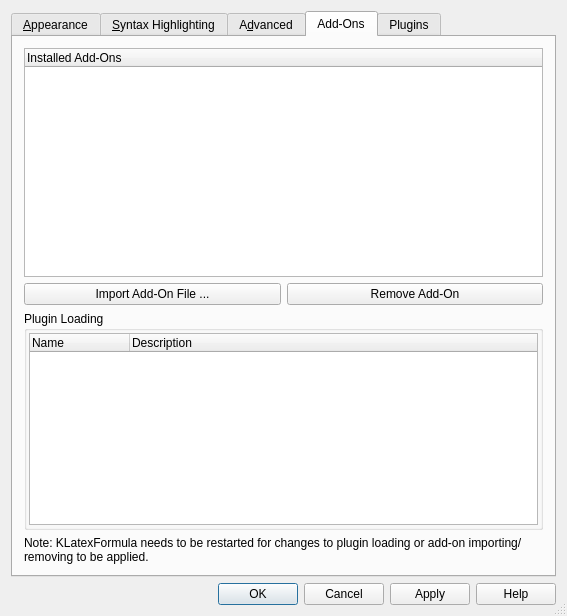
CryFeiFei/klatexformula, file src/klfsettingsui.ui: the form before one commit.
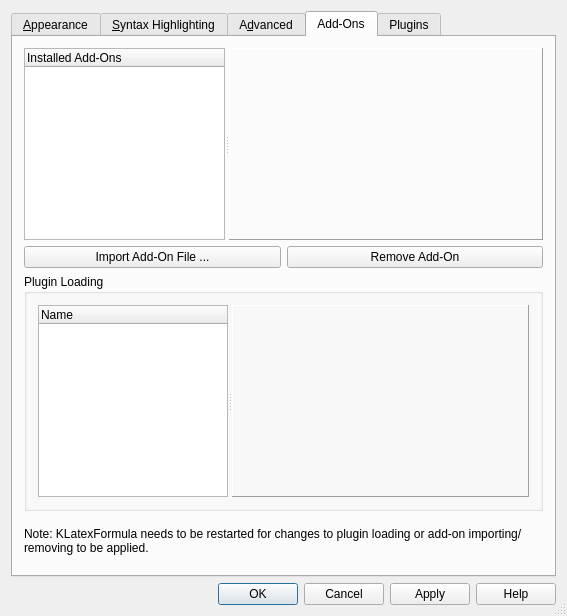
The form after the commit. The open tabs and pages were chosen to show the change. Icons and pictures are not drawn. Custom widgets are drawn as their Qt base class.

Commit message: Again Major changes. Add-ons now have rccinfo/info.xml files that describe their title, description and author. Plugins have a more general "QVariant pluginInfo(PluginInfo which) const" to get a plugin info field and to facilitate generalizations and extensions... ; better system tray implementation.

```diff
--- a/src/klfsettingsui.ui
+++ b/src/klfsettingsui.ui
@@ -1197,44 +1197,114 @@
       <attribute name="title">
        <string>Add-Ons</string>
       </attribute>
-      <layout class="QGridLayout" name="lyt_tabAddOns">
-       <item row="0" column="0" colspan="2">
-        <widget class="QTreeWidget" name="treeWidget">
+      <layout class="QGridLayout" name="gridLayout_6">
+       <item row="0" column="0">
+        <widget class="QSplitter" name="splitterAddOns">
+         <property name="orientation">
+          <enum>Qt::Horizontal</enum>
+         </property>
+         <widget class="QTreeWidget" name="lstAddOns">
+          <property name="sizePolicy">
+           <sizepolicy hsizetype="Preferred" vsizetype="Expanding">
+            <horstretch>1</horstretch>
+            <verstretch>0</verstretch>
+           </sizepolicy>
+          </property>
+          <property name="indentation">
+           <number>0</number>
+          </property>
          <column>
           <property name="text">
            <string>Installed Add-Ons</string>
           </property>
          </column>
         </widget>
+         <widget class="QLabel" name="lblAddOnInfo">
+          <property name="sizePolicy">
+           <sizepolicy hsizetype="Preferred" vsizetype="Preferred">
+            <horstretch>2</horstretch>
+            <verstretch>0</verstretch>
+           </sizepolicy>
+          </property>
+          <property name="minimumSize">
+           <size>
+            <width>200</width>
+            <height>0</height>
+           </size>
+          </property>
+          <property name="frameShape">
+           <enum>QFrame::Panel</enum>
+          </property>
+          <property name="frameShadow">
+           <enum>QFrame::Raised</enum>
+          </property>
+          <property name="text">
+           <string/>
+          </property>
+          <property name="alignment">
+           <set>Qt::AlignLeading|Qt::AlignLeft|Qt::AlignTop</set>
+          </property>
+          <property name="wordWrap">
+           <bool>true</bool>
+          </property>
+         </widget>
+        </widget>
        </item>
        <item row="1" column="0">
-        <widget class="QPushButton" name="btnImportExtensionFile">
+        <layout class="QHBoxLayout" name="lytAddOnActions">
+         <item>
+          <widget class="QPushButton" name="btnImportAddOn">
+           <property name="sizePolicy">
+            <sizepolicy hsizetype="Minimum" vsizetype="Fixed">
+             <horstretch>1</horstretch>
+             <verstretch>0</verstretch>
+            </sizepolicy>
+           </property>
          <property name="text">
           <string>Import Add-On File ...</string>
          </property>
         </widget>
        </item>
-       <item row="1" column="1">
-        <widget class="QPushButton" name="btnImportExtensionFile_2">
+         <item>
+          <widget class="QPushButton" name="btnRemoveAddOn">
+           <property name="sizePolicy">
+            <sizepolicy hsizetype="Minimum" vsizetype="Fixed">
+             <horstretch>1</horstretch>
+             <verstretch>0</verstretch>
+            </sizepolicy>
+           </property>
          <property name="text">
           <string>Remove Add-On</string>
          </property>
         </widget>
        </item>
-       <item row="2" column="0" colspan="2">
+        </layout>
+       </item>
+       <item row="3" column="0">
+        <widget class="QLabel" name="lblNoteRestart">
+         <property name="text">
+          <string>Note: KLatexFormula needs to be restarted for changes to plugin loading or add-on importing/removing to be applied.</string>
+         </property>
+         <property name="wordWrap">
+          <bool>true</bool>
+         </property>
+        </widget>
+       </item>
+       <item row="2" column="0">
         <widget class="QGroupBox" name="gbxPlugins">
          <property name="title">
           <string>Plugin Loading</string>
          </property>
          <layout class="QGridLayout" name="lyt_gbxPlugins">
-          <property name="margin">
-           <number>2</number>
-          </property>
           <item row="0" column="0">
+           <widget class="QSplitter" name="splitterPlugins">
+            <property name="orientation">
+             <enum>Qt::Horizontal</enum>
+            </property>
            <widget class="QTreeWidget" name="lstPlugins">
             <property name="sizePolicy">
-             <sizepolicy hsizetype="Expanding" vsizetype="Preferred">
-              <horstretch>0</horstretch>
+              <sizepolicy hsizetype="Preferred" vsizetype="Expanding">
+               <horstretch>1</horstretch>
               <verstretch>0</verstretch>
              </sizepolicy>
             </property>
@@ -1250,6 +1320,9 @@
             <property name="showDropIndicator" stdset="0">
              <bool>false</bool>
             </property>
+             <property name="indentation">
+              <number>10</number>
+             </property>
             <property name="itemsExpandable">
              <bool>false</bool>
             </property>
@@ -1258,24 +1331,39 @@
               <string>Name</string>
              </property>
             </column>
-            <column>
-             <property name="text">
-              <string>Description</string>
-             </property>
-            </column>
-           </widget>
-          </item>
-         </layout>
-        </widget>
-       </item>
-       <item row="3" column="0" colspan="2">
-        <widget class="QLabel" name="lblNoteRestart">
+            </widget>
+            <widget class="QLabel" name="lblPluginInfo">
+             <property name="sizePolicy">
+              <sizepolicy hsizetype="Preferred" vsizetype="Preferred">
+               <horstretch>2</horstretch>
+               <verstretch>0</verstretch>
+              </sizepolicy>
+             </property>
+             <property name="minimumSize">
+              <size>
+               <width>200</width>
+               <height>0</height>
+              </size>
+             </property>
+             <property name="frameShape">
+              <enum>QFrame::Panel</enum>
+             </property>
+             <property name="frameShadow">
+              <enum>QFrame::Raised</enum>
+             </property>
          <property name="text">
-          <string>Note: KLatexFormula needs to be restarted for changes to plugin loading or add-on importing/removing to be applied.</string>
+              <string/>
+             </property>
+             <property name="alignment">
+              <set>Qt::AlignLeading|Qt::AlignLeft|Qt::AlignTop</set>
          </property>
          <property name="wordWrap">
           <bool>true</bool>
          </property>
+            </widget>
+           </widget>
+          </item>
+         </layout>
         </widget>
        </item>
       </layout>
```
Left out of the diff: 12 changed lines with no effect on the pictures. Lines whose indentation alone changed are shown as unchanged. The commit also changes 12 other files.
